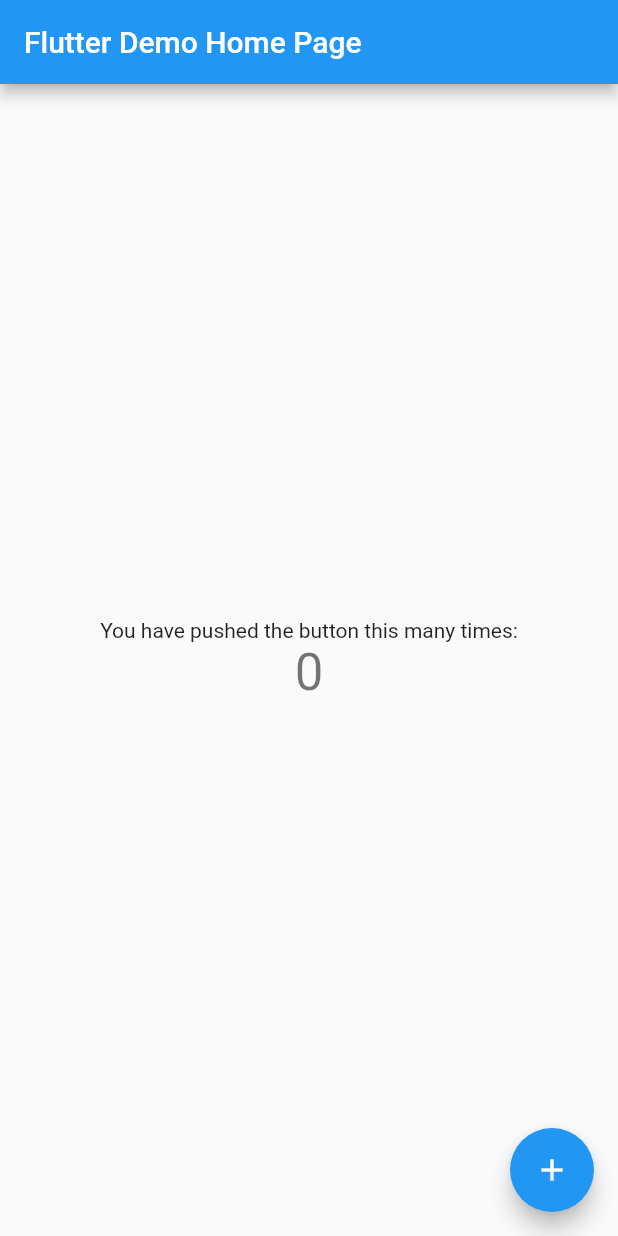
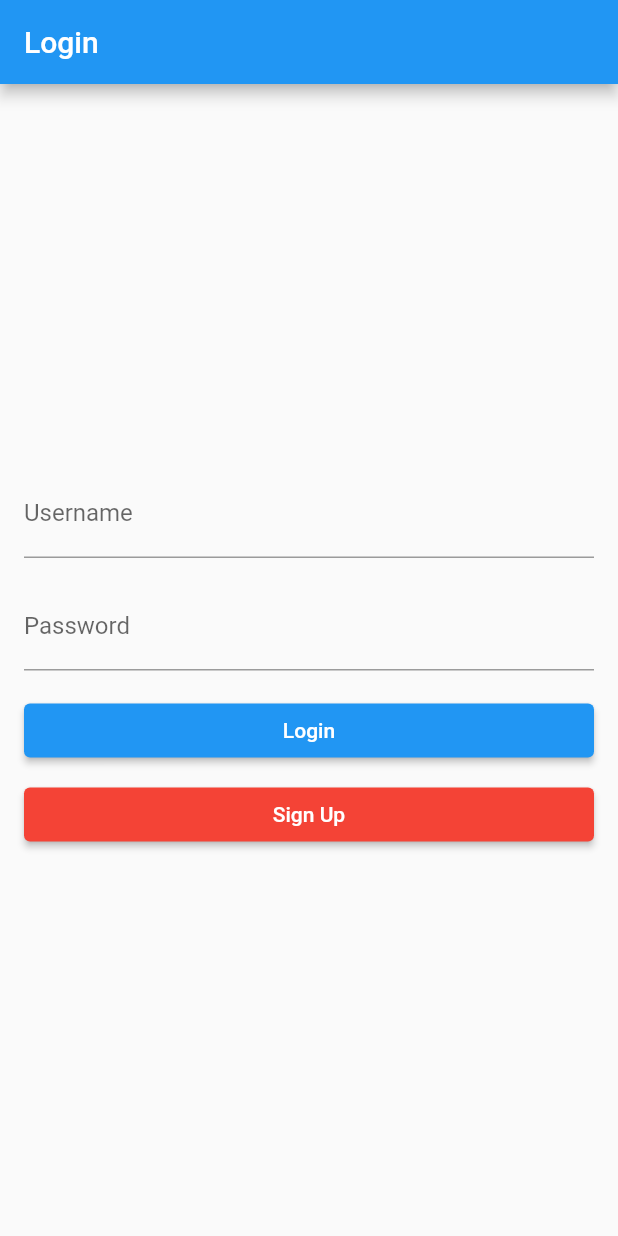
Before and after one commit to domma90/flutter-demo-xie, a Flutter app: the screen it shows after launch, on a phone screen of 412 x 824 dp. Run offline on Flutter 3.47's test engine with Material 2 defaults, Android fonts, the phone set to English and light mode, and no system bars.

Commit message:
screen navigation

```diff
--- a/flutter_xie_demo/lib/main.dart
+++ b/flutter_xie_demo/lib/main.dart
@@ -1,8 +1,29 @@
 import 'package:flutter/material.dart';
+import 'package:flutter_xie_demo/ui/login_screen.dart';
+import 'package:flutter_xie_demo/ui/signup_screen.dart';
 
 void main() {
   runApp(MyApp());
 }
+
+class MyApp extends StatelessWidget{
+  @override
+  Widget build(BuildContext context) {
+    return MaterialApp(
+      initialRoute: LoginScreen.route,
+      routes: {
+        LoginScreen.route : (context) => LoginScreen(),
+        SignupScreen.route : (context) => SignupScreen()
+      },
+    );
+  }
+
+}
+
+
+
+
+/*
 
 class MyApp extends StatelessWidget {
   // This widget is the root of your application.
@@ -111,3 +132,4 @@ class _MyHomePageState extends State<MyHomePage> {
     );
   }
 }
+*/
--- /dev/null
+++ b/flutter_xie_demo/lib/ui/login_screen.dart
@@ -0,0 +1,141 @@
+import 'package:flutter/cupertino.dart';
+import 'package:flutter/material.dart';
+import 'package:flutter_xie_demo/ui/signup_screen.dart';
+
+class LoginScreen extends StatelessWidget {
+  static final String route = "/";
+
+  @override
+  Widget build(BuildContext context) {
+    LoginScreenData loginScreenData = ModalRoute.of(context).settings.arguments;
+
+    return Scaffold(
+      appBar: AppBar(
+        title: Text("Login"),
+      ),
+      body: loginScreenData == null
+          ? LoginView()
+          : LoginView(
+              username: loginScreenData.username,
+              password: loginScreenData.password,
+            ),
+    );
+  }
+}
+
+class LoginView extends StatefulWidget {
+  String username;
+  String password;
+
+  LoginView({this.username, this.password});
+
+  @override
+  State<StatefulWidget> createState() {
+    return LoginViewState();
+  }
+}
+
+class LoginViewState extends State<LoginView> {
+  TextEditingController usernameCont;
+  TextEditingController passwordCont;
+
+  @override
+  void dispose() {
+    usernameCont.dispose();
+    passwordCont.dispose();
+    super.dispose();
+  }
+
+  @override
+  void initState() {
+    usernameCont = TextEditingController();
+    passwordCont = TextEditingController();
+
+    if (widget.username != null) {
+      usernameCont.text = widget.username;
+    }
+    if (widget.password != null) {
+      passwordCont.text = widget.password;
+    }
+    super.initState();
+  }
+
+  @override
+  Widget build(BuildContext context) {
+
+    return Container(
+      margin: EdgeInsets.symmetric(horizontal: 16),
+      child: Column(
+          crossAxisAlignment: CrossAxisAlignment.stretch,
+          verticalDirection: VerticalDirection.down,
+          mainAxisSize: MainAxisSize.max,
+          mainAxisAlignment: MainAxisAlignment.center,
+          children: [
+            TextFormField(
+              controller: usernameCont,
+              decoration: InputDecoration(labelText: "Username"),
+            ),
+            SizedBox(
+              height: 16,
+            ),
+            TextFormField(
+              obscureText: true,
+              controller: passwordCont,
+              decoration: InputDecoration(labelText: "Password"),
+            ),
+            SizedBox(
+              height: 16,
+            ),
+            ElevatedButton(onPressed: _login, child: Text("Login")),
+            SizedBox(
+              height: 8,
+            ),
+            ElevatedButton(
+              onPressed: _signUp,
+              child: Text("Sign Up"),
+              style: ElevatedButton.styleFrom(
+                primary: Colors.red,
+                onPrimary: Colors.white,
+              ),
+            ),
+          ]),
+    );
+  }
+
+  void _login() {
+    String username = usernameCont.text;
+    String password = passwordCont.text;
+
+    if (username.isEmpty) {
+      showDialog(
+        context: context,
+        builder: (_) => AlertDialog(
+          title: Text("Error !"),
+          content: Text("Please enter a valid username"),
+        ),
+      );
+    } else if (password.isEmpty) {
+      showDialog(
+        context: context,
+        builder: (_) => AlertDialog(
+          title: Text("Error !"),
+          content: Text("Please enter a valid password"),
+        ),
+      );
+    } else {
+      //todo login
+    }
+  }
+
+  void _signUp() {
+    // Navigator.push(context, MaterialPageRoute(builder: (context) => SignupScreen()));
+    Navigator.pushNamed(context, SignupScreen.route);
+  }
+}
+
+class LoginScreenData {
+  String username;
+  String password;
+
+  LoginScreenData(this.username, this.password);
+}
```
Also changed, not shown: flutter_xie_demo/lib/ui/signup_screen.dart (added, +85 -0 lines), 1 other file.
